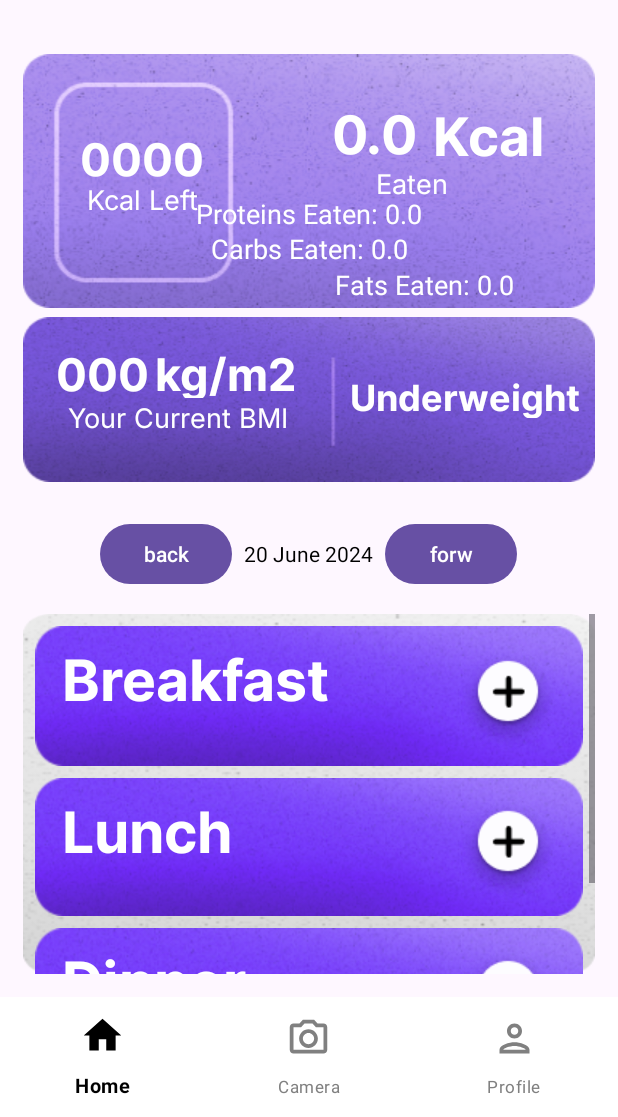
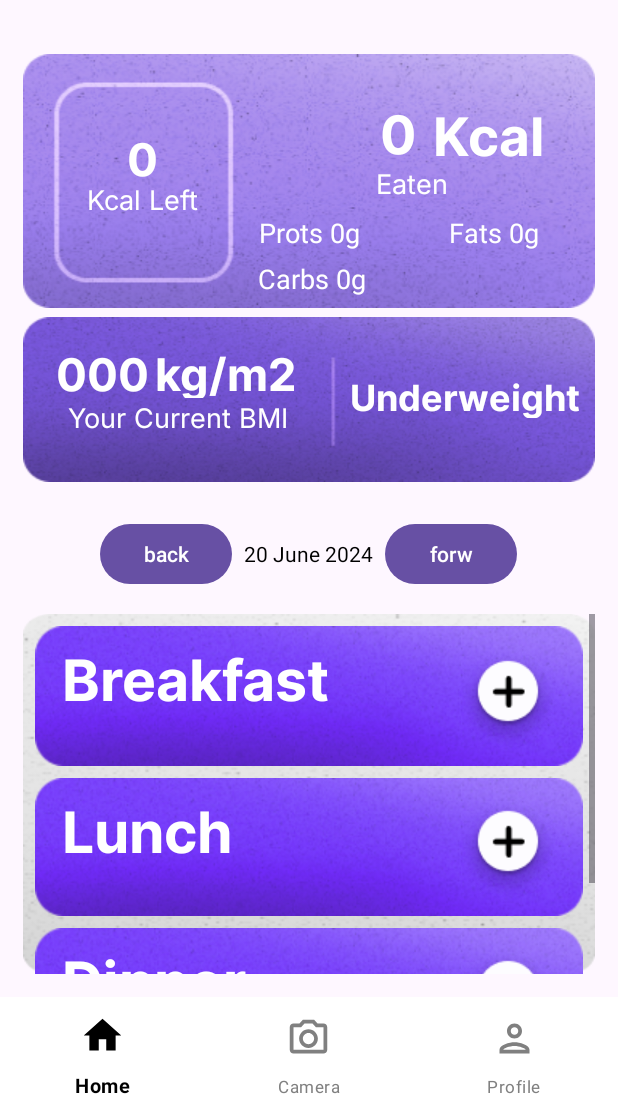
Before and after one commit to C241-PS437-Kaloriku/Kalorikuwow, an Android app: the ProgressFragment screen opened directly, with no data from a screen before it, on a phone screen of 412 x 824 dp, the part 119-1236 px from its top. Run offline under Robolectric (Android 15) with nearby library versions, the phone set to English and light mode, and no system bars; our stand-ins replace CircleImageView; 1 statement that could not run was skipped.

Commit message:
Fix warnings commit

```diff
--- /dev/null
+++ b/app/src/main/java/com/dicoding/kaloriku/data/dao/DailyConsumptionDao.kt
@@ -0,0 +1,17 @@
+package com.dicoding.kaloriku.data.dao
+
+import androidx.room.Dao
+import androidx.room.Insert
+import androidx.room.OnConflictStrategy
+import androidx.room.Query
+import com.dicoding.kaloriku.data.response.DailyConsumption
+import kotlinx.coroutines.flow.Flow
+
+@Dao
+interface DailyConsumptionDao {
+    @Query("SELECT * FROM daily_consumption WHERE date = :date")
+    fun getConsumptionForDate(date: String): Flow<DailyConsumption?>
+
+    @Insert(onConflict = OnConflictStrategy.REPLACE)
+    suspend fun insertOrUpdate(consumption: DailyConsumption)
+}
--- a/app/src/main/java/com/dicoding/kaloriku/data/di/Injection.kt
+++ b/app/src/main/java/com/dicoding/kaloriku/data/di/Injection.kt
@@ -2,6 +2,7 @@ package com.dicoding.kaloriku.data.di
 
 import android.content.Context
 import com.dicoding.kaloriku.data.dao.AppDatabase
+import com.dicoding.kaloriku.data.dao.DailyConsumptionDao
 import com.dicoding.kaloriku.data.dao.FoodItemDao
 import com.dicoding.kaloriku.data.pref.UserPreference
 import com.dicoding.kaloriku.data.pref.UserRepository
@@ -14,6 +15,10 @@ class Injection {
             return AppDatabase.getDatabase(context).foodItemDao()
         }
 
+        fun provideDailyConsumptionDao(context: Context): DailyConsumptionDao{
+            return AppDatabase.getDatabase(context).dailyConsumptionDao()
+        }
+
         fun provideUserRepository(context: Context): UserRepository {
             val pref = UserPreference.getInstance(context.dataStore)
             val apiService = ApiConfig.getApiService()
--- a/app/src/main/java/com/dicoding/kaloriku/ui/ViewModelFactory.kt
+++ b/app/src/main/java/com/dicoding/kaloriku/ui/ViewModelFactory.kt
@@ -3,6 +3,7 @@ package com.dicoding.kaloriku.ui
 import android.content.Context
 import androidx.lifecycle.ViewModel
 import androidx.lifecycle.ViewModelProvider
+import com.dicoding.kaloriku.data.dao.DailyConsumptionDao
 import com.dicoding.kaloriku.data.dao.FoodItemDao
 import com.dicoding.kaloriku.data.di.Injection
 import com.dicoding.kaloriku.data.pref.UserRepository
@@ -14,7 +15,8 @@ import com.dicoding.kaloriku.ui.fragment.ProfileViewModel
 
 class ViewModelFactory(
     private val userRepository: UserRepository,
-    private val foodItemDao: FoodItemDao
+    private val foodItemDao: FoodItemDao,
+    private val dailyConsumptionDao: DailyConsumptionDao
 ) : ViewModelProvider.NewInstanceFactory() {
 
     @Suppress("UNCHECKED_CAST")
@@ -24,7 +26,7 @@ class ViewModelFactory(
                 LoginViewModel(userRepository) as T
             }
             modelClass.isAssignableFrom(ProgressViewModel::class.java) -> {
-                ProgressViewModel(userRepository) as T
+                ProgressViewModel(userRepository,dailyConsumptionDao) as T
             }
             modelClass.isAssignableFrom(MainViewModel::class.java) -> {
                 MainViewModel(userRepository, foodItemDao) as T
@@ -54,7 +56,8 @@ class ViewModelFactory(
             return INSTANCE ?: synchronized(this) {
                 INSTANCE ?: ViewModelFactory(
                     Injection.provideUserRepository(context),
-                    Injection.provideFoodItemDao(context)
+                    Injection.provideFoodItemDao(context),
+                    Injection.provideDailyConsumptionDao(context)
                 ).also { INSTANCE = it }
             }
         }
--- a/app/src/main/java/com/dicoding/kaloriku/ui/auth/viewmodel/ProgressViewModel.kt
+++ b/app/src/main/java/com/dicoding/kaloriku/ui/auth/viewmodel/ProgressViewModel.kt
@@ -1,13 +1,10 @@
 package com.dicoding.kaloriku.ui.auth.viewmodel
 
-import android.provider.Settings
 import android.util.Log
-import androidx.lifecycle.LiveData
-import androidx.lifecycle.MutableLiveData
-import androidx.lifecycle.ViewModel
-import androidx.lifecycle.viewModelScope
+import androidx.lifecycle.*
+import com.dicoding.kaloriku.data.dao.DailyConsumptionDao
 import com.dicoding.kaloriku.data.pref.UserRepository
-import com.dicoding.kaloriku.data.response.FoodItem
+import com.dicoding.kaloriku.data.response.DailyConsumption
 import com.dicoding.kaloriku.data.response.FoodRecommendationRequest
 import com.dicoding.kaloriku.data.response.FoodRecommendationResponse
 import com.dicoding.kaloriku.data.retrofit.ApiConfig
@@ -16,55 +13,65 @@ import retrofit2.Call
 import retrofit2.Callback
 import retrofit2.Response
 import java.text.SimpleDateFormat
-import java.util.Calendar
-import java.util.Locale
+import java.util.*
 
-class ProgressViewModel(private val userRepository: UserRepository) : ViewModel() {
+class ProgressViewModel(
+    private val userRepository: UserRepository,
+    private val dailyConsumptionDao: DailyConsumptionDao
+) : ViewModel() {
 
-    private val _dailyCaloriesNeeded = MutableLiveData<Double>()
+    private val _selectedDate = MutableLiveData<String>()
+    val selectedDate: LiveData<String> = _selectedDate
+
+    private val _dailyConsumption = _selectedDate.switchMap { date ->
+        dailyConsumptionDao.getConsumptionForDate(date).asLiveData()
+    }
+
+    private val _dailyCaloriesNeeded = MutableLiveData(0.0)
     val dailyCaloriesNeeded: LiveData<Double> = _dailyCaloriesNeeded
 
-    private val _eatenCalories = MutableLiveData<Double>()
-    val eatenCalories: LiveData<Double> = _eatenCalories
+    val eatenCalories: LiveData<Double> = _dailyConsumption.map { it?.calories ?: 0.0 }
+    val eatenCarbs: LiveData<Double> = _dailyConsumption.map { it?.carbs ?: 0.0 }
+    val eatenProteins: LiveData<Double> = _dailyConsumption.map { it?.proteins ?: 0.0 }
+    val eatenFats: LiveData<Double> = _dailyConsumption.map { it?.fats ?: 0.0 }
 
-    private val _eatenCarbs = MutableLiveData<Double>()
-    val eatenCarbs: LiveData<Double> = _eatenCarbs
+    val remainingCalories = MediatorLiveData<Double>().apply {
+        addSource(_dailyCaloriesNeeded) { calculateRemainingCalories() }
+        addSource(eatenCalories) { calculateRemainingCalories() }
+    }
 
-    private val _eatenProteins = MutableLiveData<Double>()
-    val eatenProteins: LiveData<Double> = _eatenProteins
+    private fun calculateRemainingCalories() {
+        val daily = _dailyCaloriesNeeded.value ?: 0.0
+        val eaten = eatenCalories.value ?: 0.0
+        remainingCalories.value = daily - eaten
+    }
 
-    private val _eatenFats = MutableLiveData<Double>()
-    val eatenFats: LiveData<Double> = _eatenFats
+    fun setDate(date: Date) {
+        val formatter = SimpleDateFormat("yyyy-MM-dd", Locale.getDefault())
+        _selectedDate.value = formatter.format(date)
+    }
 
-    init {
-        // Initialize with default values
-        _dailyCaloriesNeeded.value = 0.0
-        _eatenCalories.value = 0.0
-        _eatenCarbs.value = 0.0
-        _eatenProteins.value = 0.0
-        _eatenFats.value = 0.0
+    fun addEatenFood(calories: Double, carbs: Double, proteins: Double, fats: Double) {
+        viewModelScope.launch {
+            val currentDate = _selectedDate.value ?: return@launch
+            val currentConsumption = _dailyConsumption.value ?: DailyConsumption(currentDate, 0.0, 0.0, 0.0, 0.0)
+            val updatedConsumption = currentConsumption.copy(
+                calories = currentConsumption.calories + calories,
+                carbs = currentConsumption.carbs + carbs,
+                proteins = currentConsumption.proteins + proteins,
+                fats = currentConsumption.fats + fats
+            )
+            dailyConsumptionDao.insertOrUpdate(updatedConsumption)
+        }
     }
 
     fun setDailyCaloriesNeeded(calories: Double) {
         _dailyCaloriesNeeded.value = calories
     }
 
-    fun addEatenFood(calories: Double, carbs: Double, proteins: Double, fats: Double) {
-        _eatenCalories.value = (_eatenCalories.value ?: 0.0) + calories
-        _eatenCarbs.value = (_eatenCarbs.value ?: 0.0) + carbs
-        _eatenProteins.value = (_eatenProteins.value ?: 0.0) + proteins
-        _eatenFats.value = (_eatenFats.value ?: 0.0) + fats
-    }
-
-    fun getDailyCalories(
-        weight: Int,
-        height: Int,
-        age: Int,
-        goal: String,
-        callback: (Float) -> Unit
-    ) {
-        val request = FoodRecommendationRequest(weight, height, age, goal) // Replace with your actual request object
-        val apiService =  ApiConfig.getPredictService()
+    fun getDailyCalories(weight: Int, height: Int, age: Int, goal: String, callback: (Float) -> Unit) {
+        val request = FoodRecommendationRequest(weight, height, age, goal)
+        val apiService = ApiConfig.getPredictService()
 
         apiService.getFoodRecommendations(request).enqueue(object : Callback<FoodRecommendationResponse> {
             override fun onResponse(
@@ -73,17 +80,18 @@ class ProgressViewModel(private val userRepository: UserRepository) : ViewModel(
             ) {
                 if (response.isSuccessful) {
                     val dailyCaloriesNeeded = response.body()?.daily_calories_needed ?: 0f
+                    setDailyCaloriesNeeded(dailyCaloriesNeeded.toDouble())
                     callback(dailyCaloriesNeeded)
                 } else {
-                    Log.e("ProfileFragment", "API call failed with response code: ${response.code()}")
+                    Log.e("ProgressViewModel", "API call failed with response code: ${response.code()}")
                     callback(0f)
                 }
             }
 
             override fun onFailure(call: Call<FoodRecommendationResponse>, t: Throwable) {
-                Log.e("ProfileFragment", "API call failed: ${t.message}")
+                Log.e("ProgressViewModel", "API call failed: ${t.message}")
                 callback(0f)
             }
         })
     }
-    }
+}
--- a/app/src/main/java/com/dicoding/kaloriku/ui/fragment/ProgressFragment.kt
+++ b/app/src/main/java/com/dicoding/kaloriku/ui/fragment/ProgressFragment.kt
@@ -13,21 +13,13 @@ import android.view.WindowManager
 import androidx.appcompat.app.AppCompatActivity
 import androidx.fragment.app.Fragment
 import androidx.fragment.app.viewModels
-import androidx.lifecycle.ViewModelProvider
 import com.dicoding.kaloriku.data.response.FoodItem
-import com.dicoding.kaloriku.data.response.FoodRecommendationRequest
-import com.dicoding.kaloriku.data.response.FoodRecommendationResponse
-import com.dicoding.kaloriku.data.retrofit.ApiConfig
 import com.dicoding.kaloriku.databinding.FragmentProgressBinding
 import com.dicoding.kaloriku.ui.MainViewModel
 import com.dicoding.kaloriku.ui.ViewModelFactory
 import com.dicoding.kaloriku.ui.auth.LoginActivity
 import com.dicoding.kaloriku.ui.auth.viewmodel.BMIViewModel
 import com.dicoding.kaloriku.ui.auth.viewmodel.ProgressViewModel
-import com.dicoding.kaloriku.ui.helper.FoodRecommendationHelper
-import retrofit2.Call
-import retrofit2.Callback
-import retrofit2.Response
 import java.text.SimpleDateFormat
 import java.util.Calendar
 import java.util.Date
@@ -48,7 +40,6 @@ class ProgressFragment : Fragment(), FoodSelectionDialogFragment.FoodSelectionLi
         ViewModelFactory.getInstance(requireContext())
     }
 
-
     private var _binding: FragmentProgressBinding? = null
     private val binding get() = _binding!!
 
@@ -63,7 +54,6 @@ class ProgressFragment : Fragment(), FoodSelectionDialogFragment.FoodSelectionLi
     override fun onViewCreated(view: View, savedInstanceState: Bundle?) {
         super.onViewCreated(view, savedInstanceState)
         setupView()
-
 
         viewModel.getSession().observe(viewLifecycleOwner) { user ->
             if (!user.isLogin) {
@@ -82,6 +72,8 @@ class ProgressFragment : Fragment(), FoodSelectionDialogFragment.FoodSelectionLi
         }
 
         observeProfileData()
+        observeProgressData()
+
         binding.previousDayButton.setOnClickListener {
             changeDate(-1)
         }
@@ -105,6 +97,7 @@ class ProgressFragment : Fragment(), FoodSelectionDialogFragment.FoodSelectionLi
         viewModel.selectedDate.observe(viewLifecycleOwner) { date ->
             val formattedDate = SimpleDateFormat("dd MMMM yyyy", Locale.getDefault()).format(date)
             binding.dateTextView.text = formattedDate
+            progressViewModel.setDate(date)
         }
 
         viewModel.breakfastItems.observe(viewLifecycleOwner) { items ->
@@ -119,24 +112,32 @@ class ProgressFragment : Fragment(), FoodSelectionDialogFragment.FoodSelectionLi
             binding.dinnerDescription.text = items.joinToString(", ") { it.name }
         }
 
-        // Observe eaten calories and update UI
+        // Observe remaining calories
+        progressViewModel.remainingCalories.observe(viewLifecycleOwner) { remaining ->
+            binding.tvSubtitle.text = remaining.toInt().toString()
+        }
+    }
+
+    private fun observeProgressData() {
         progressViewModel.eatenCalories.observe(viewLifecycleOwner) { calories ->
-            binding.Kcalss.text = calories.toString()
+            binding.Kcalss.text = calories.toInt().toString()
         }
 
-        // Observe eaten carbs and update UI
         progressViewModel.eatenCarbs.observe(viewLifecycleOwner) { carbs ->
-            binding.carbsText.text = "Carbs Eaten: $carbs"
+            binding.carbsText.text = "Carbs ${carbs.toInt()}g"
         }
 
-        // Observe eaten proteins and update UI
         progressViewModel.eatenProteins.observe(viewLifecycleOwner) { proteins ->
-            binding.proteinsText.text = "Proteins Eaten: $proteins"
+            binding.proteinsText.text = "Prots ${proteins.toInt()}g"
         }
 
-        // Observe eaten fats and update UI
         progressViewModel.eatenFats.observe(viewLifecycleOwner) { fats ->
-            binding.fatsText.text = "Fats Eaten: $fats"
+            binding.fatsText.text = "Fats ${fats.toInt()}g"
+        }
+
+        progressViewModel.dailyCaloriesNeeded.observe(viewLifecycleOwner) { calories ->
+            // You might want to use this value somewhere in your UI
+            Log.d("ProgressFragment", "Daily calories needed: $calories")
         }
     }
 
@@ -165,11 +166,7 @@ class ProgressFragment : Fragment(), FoodSelectionDialogFragment.FoodSelectionLi
     }
 
     override fun onFoodSelected(food: FoodItem, mealType: String) {
-        viewModel.addFoodItemForDate(food, mealType)
-
         progressViewModel.addEatenFood(food.calories, food.carbohydrate, food.proteins, food.fat)
-
-        updateUIWithEatenValues()
     }
 
     private fun observeProfileData() {
@@ -178,10 +175,9 @@ class ProgressFragment : Fragment(), FoodSelectionDialogFragment.FoodSelectionLi
                 val weight = userProfile.weight ?: 0
                 val height = userProfile.height ?: 0
                 val age = calculateAge(userProfile.birthdate)
-                val goal = userProfile.goal ?: ""
+                val goal = userProfile.goal
 
                 fetchDailyCaloriesNeeded(weight, height, age, goal)
-
             }
         }
         profileViewModel.loadPhysicalData()
@@ -210,8 +206,7 @@ class ProgressFragment : Fragment(), FoodSelectionDialogFragment.FoodSelectionLi
 
     private fun fetchDailyCaloriesNeeded(weight: Int, height: Int, age: Int, goal: String) {
         progressViewModel.getDailyCalories(weight, height, age, goal) { dailyCaloriesNeeded ->
-            Log.d("ProfileFragment", "Daily calories needed: $dailyCaloriesNeeded")
-            // Update UI or perform actions with dailyCaloriesNeeded
+            Log.d("ProgressFragment", "Daily calories needed: $dailyCaloriesNeeded")
         }
     }
 
@@ -221,19 +216,4 @@ class ProgressFragment : Fragment(), FoodSelectionDialogFragment.FoodSelectionLi
         calendar.add(Calendar.DAY_OF_MONTH, offset)
         viewModel.setDate(calendar.time)
     }
-
-    private fun updateUIWithEatenValues() {
-        progressViewModel.eatenCalories.value?.let { calories ->
-            binding.Kcalss.text = calories.toString()
-        }
-        progressViewModel.eatenCarbs.value?.let { carbs ->
-            binding.carbsText.text = "Carbs Eaten: $carbs"
-        }
-        progressViewModel.eatenProteins.value?.let { proteins ->
-            binding.proteinsText.text = "Proteins Eaten: $proteins"
-        }
-        progressViewModel.eatenFats.value?.let { fats ->
-            binding.fatsText.text = "Fats Eaten: $fats"
-        }
-    }
 }
--- a/app/src/main/res/layout/fragment_progress.xml
+++ b/app/src/main/res/layout/fragment_progress.xml
@@ -148,41 +148,41 @@
                 android:id="@+id/carbsText"
                 android:layout_width="wrap_content"
                 android:layout_height="wrap_content"
-                android:text="Carbs Eaten: 0"
+                android:text="Carbs 0.0"
                 android:textColor="@color/white"
                 android:textSize="18sp"
                 app:layout_constraintBottom_toBottomOf="parent"
                 app:layout_constraintEnd_toEndOf="parent"
-                app:layout_constraintHorizontal_bias="0.501"
+                app:layout_constraintHorizontal_bias="0.506"
                 app:layout_constraintStart_toStartOf="parent"
                 app:layout_constraintTop_toTopOf="parent"
-                app:layout_constraintVertical_bias="0.813" />
+                app:layout_constraintVertical_bias="0.951" />
 
             <TextView
                 android:id="@+id/proteinsText"
                 android:layout_width="wrap_content"
                 android:layout_height="wrap_content"
-                android:text="Proteins Eaten: 0"
+                android:text="Prots 0.0"
                 android:textColor="@color/white"
                 android:textSize="18sp"
                 app:layout_constraintBottom_toBottomOf="parent"
                 app:layout_constraintEnd_toEndOf="parent"
                 app:layout_constraintStart_toStartOf="parent"
                 app:layout_constraintTop_toTopOf="parent"
-                app:layout_constraintVertical_bias="0.648" />
+                app:layout_constraintVertical_bias="0.737" />
 
             <TextView
                 android:id="@+id/fatsText"
                 android:layout_width="wrap_content"
                 android:layout_height="wrap_content"
-                android:layout_marginStart="208dp"
-                android:text="Fat Eaten: 0"
+                android:layout_marginStart="284dp"
+                android:text="Fats 0.0"
                 android:textColor="@color/white"
                 android:textSize="18sp"
                 app:layout_constraintBottom_toBottomOf="parent"
                 app:layout_constraintStart_toStartOf="parent"
                 app:layout_constraintTop_toTopOf="parent"
-                app:layout_constraintVertical_bias="0.979" />
+                app:layout_constraintVertical_bias="0.737" />
         </androidx.constraintlayout.widget.ConstraintLayout>
 
     </LinearLayout>
```
Also changed, not shown: app/src/main/java/com/dicoding/kaloriku/data/dao/AppDatabase.kt (+5 -3 lines), app/src/main/java/com/dicoding/kaloriku/data/response/RecommendationResponse.kt (+8 -3 lines).
